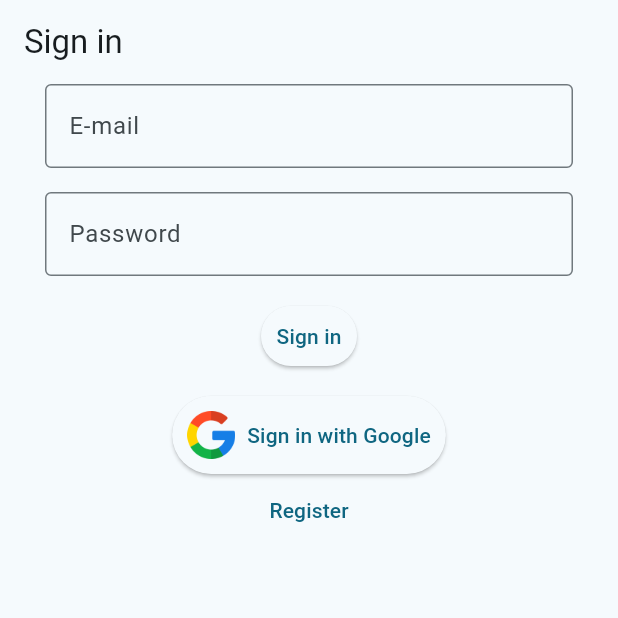
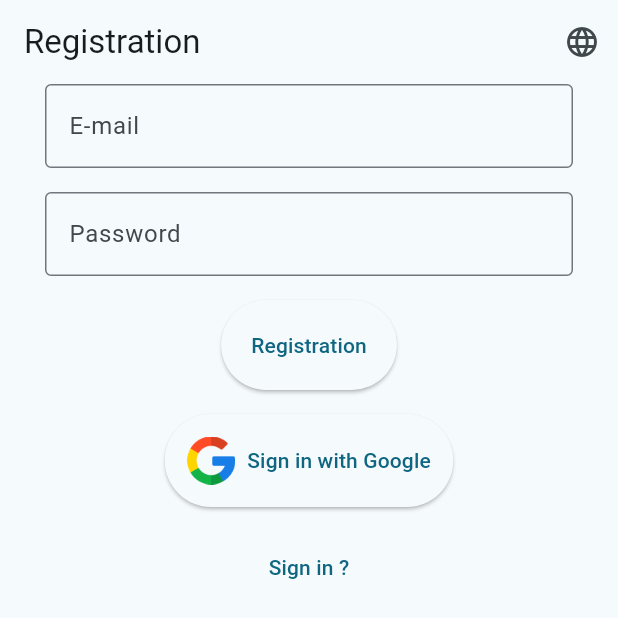
Before and after one commit to Nastyashes/todo, a Flutter app: the screen it shows after launch, on a phone screen of 412 x 824 dp. Shown: the top 618 px of the screen. Run offline on Flutter 3.47's test engine with Material 3 defaults, Android fonts, the phone set to English and light mode, and no system bars; our stand-ins replace firebase_auth, firebase_core, responsive_framework; accounts and stored records are empty.

Commit message:
setings auth, add change language

```diff
--- a/lib/firebase_service.dart
+++ b/lib/firebase_service.dart
@@ -9,6 +9,11 @@ class FirebaseService {
 
   final auth = FirebaseAuth.instance;
   final currentUser = FirebaseAuth.instance.currentUser;
+
+  final FirebaseAuth _auth = FirebaseAuth.instance;
+
+  Stream<User?> get userChanges => _auth.authStateChanges();
+
 
   onListenUser(void Function(User?)? doListen) {
     auth.authStateChanges().listen(doListen);
--- a/lib/main.dart
+++ b/lib/main.dart
@@ -1,4 +1,5 @@
 
+import 'package:firebase_auth/firebase_auth.dart';
 import 'package:flutter/material.dart';
 import 'package:firebase_core/firebase_core.dart';
 import 'package:flutter_localizations/flutter_localizations.dart';
@@ -6,7 +7,7 @@ import 'package:responsive_framework/responsive_framework.dart';
 import 'package:todo/firebase_service.dart';
 import 'package:todo/generated/l10n.dart';
 import 'package:todo/screen/auth_screen/auth_screen.dart';
-import 'package:todo/screen/entities/user.dart';
+import 'package:todo/screen/home_screen/home_screen.dart';
 import 'package:todo/theme.dart';
 import 'firebase_options.dart';
 
@@ -28,24 +29,17 @@ class MyApp extends StatefulWidget {
 }
 
 class _MyAppState extends State<MyApp> {
+   Locale _locale = const Locale('en');
+
+   void changeLanguage(Locale locale) {
+    setState(() {
+      _locale = locale;
+    });
+  }
+
   @override
-  void initState() {
+   void initState() {
     super.initState();
-    FirebaseService().onListenUser((user) {
-  WidgetsBinding.instance.addPostFrameCallback((_) {
-    if (user == null) {
-      Navigator.pushReplacement(
-        kNavigatorKey.currentContext!,
-        MaterialPageRoute(builder: (_) => const AuthScreen()),
-      );
-    } else {
-      Navigator.pushReplacement(
-        kNavigatorKey.currentContext!,
-        MaterialPageRoute(builder: (_) => UserInfoScreen(user: user)),
-      );
-    }
-  });
-});
   }
 
   @override
@@ -73,7 +67,29 @@ class _MyAppState extends State<MyApp> {
         GlobalCupertinoLocalizations.delegate,
       ],
       supportedLocales: S.delegate.supportedLocales,
-      home: const AuthScreen(),
+      locale: _locale,
+      home:  AuthHandler(changeLanguage: changeLanguage),
     );
   }
 }
+
+
+class AuthHandler extends StatelessWidget {
+  final Function(Locale) changeLanguage;
+  const AuthHandler({super.key, required this.changeLanguage});
+  @override
+  Widget build(BuildContext context) {
+    return StreamBuilder<User?>(
+      stream: FirebaseService().userChanges,
+      builder: (context, snapshot) {
+        if (snapshot.connectionState == ConnectionState.waiting) {
+          return const Center(child: CircularProgressIndicator( color: Colors.amber,));
+        } else if (snapshot.hasData) {
+          return HomeScreen(user: snapshot.data!, changeLanguage: changeLanguage);
+        } else {
+          return AuthScreen(changeLanguage: changeLanguage);
+        }
+      },
+    );
+  }
+}
--- a/lib/screen/auth_screen/auth_form.dart
+++ b/lib/screen/auth_screen/auth_form.dart
@@ -43,24 +43,7 @@ class AuthForm extends StatelessWidget {
               obscureText: true,
             )),
         const SizedBox(height: 16.0),
-        ElevatedButton(
-          style: const ButtonStyle(
-              padding: WidgetStatePropertyAll(EdgeInsets.all(10))),
-          onPressed: onAuth,
-          child: Text(S.of(context).login),
-        ),
-        const SizedBox(height: 16.0),
-        ElevatedButton.icon(
-          style: const ButtonStyle(
-            padding: WidgetStatePropertyAll(EdgeInsets.all(10)),
-          ),
-          icon: Image.asset(
-            'assets/icons/google.png',
-            width: 32,
-          ),
-          label: Text(S.of(context).signInGoogle),
-          onPressed: () {},
-        ),
+
       /*  TextButton(
             style: const ButtonStyle(
                 padding: WidgetStatePropertyAll(EdgeInsets.all(10))),
--- a/lib/screen/auth_screen/auth_screen.dart
+++ b/lib/screen/auth_screen/auth_screen.dart
@@ -2,9 +2,11 @@ import 'package:flutter/material.dart';
 import 'package:todo/firebase_service.dart';
 import 'package:todo/generated/l10n.dart';
 import 'package:todo/screen/auth_screen/auth_form.dart';
+import 'package:todo/screen/home_screen/language_dialog.dart';
 
 class AuthScreen extends StatefulWidget {
-  const AuthScreen({super.key});
+   final Function(Locale) changeLanguage;
+  const AuthScreen({super.key, required this.changeLanguage});
 
   @override
   State<AuthScreen> createState() => _AuthScreenState();
@@ -36,11 +38,23 @@ class _AuthScreenState extends State<AuthScreen> {
               email: emailController.text,
               password: passwordController.text,
             );
-    final buttonText = isLogin ? 'Login' : 'Register';
+    final buttonText = isLogin ? S.of(context).login : S.of(context).registration;
+    final buttonSwapText = isLogin ? S.of(context).registration : S.of(context).login ;
 
     return Scaffold(
         appBar: AppBar(
-          title: Text(S.of(context).login),
+          actions: [
+          IconButton(
+            icon: const Icon(Icons.language),
+            onPressed: () {
+              showDialog(
+                context: context,
+                builder: (context) => LanguageDialog(changeLanguage: widget.changeLanguage),
+              );
+            },
+          ),
+        ],
+          title: Text(buttonText),
         ),
         body:Column(children: [ AuthForm(
           onAuth: onAuth,
@@ -48,8 +62,27 @@ class _AuthScreenState extends State<AuthScreen> {
           emailController: emailController,
           passwordController: passwordController,
         ),
+        ElevatedButton(
+          style: const ButtonStyle(
+              padding: WidgetStatePropertyAll(EdgeInsets.all(20)),),
+          onPressed: onAuth,
+          child: Text(buttonText),
+        ),
+        const SizedBox(height: 16.0),
+        ElevatedButton.icon(
+          style: const ButtonStyle(
+            padding: WidgetStatePropertyAll(EdgeInsets.all(15)),
+          ),
+          icon: Image.asset(
+            'assets/icons/google.png',
+            width: 32,
+          ),
+          label: Text(S.of(context).signInGoogle),
+          onPressed: () {},
+        ),
+        const SizedBox(height: 16.0),
         TextButton(
-              child: Text(buttonText),
+              child: Text('$buttonSwapText ?'),
               onPressed: () {
                 setState(() {
                   isLogin = !isLogin;
```
Also changed, not shown: lib/screen/auth_screen/register_screen.dart (deleted, +0 -59 lines), lib/screen/entities/user.dart (deleted, +0 -58 lines), lib/screen/home_screen/home_screen.dart (+20 -50 lines), lib/screen/home_screen/language_dialog.dart (added, +50 -0 lines), lib/screen/entities/notes.dart (line endings or trailing spaces), 1 other file.
